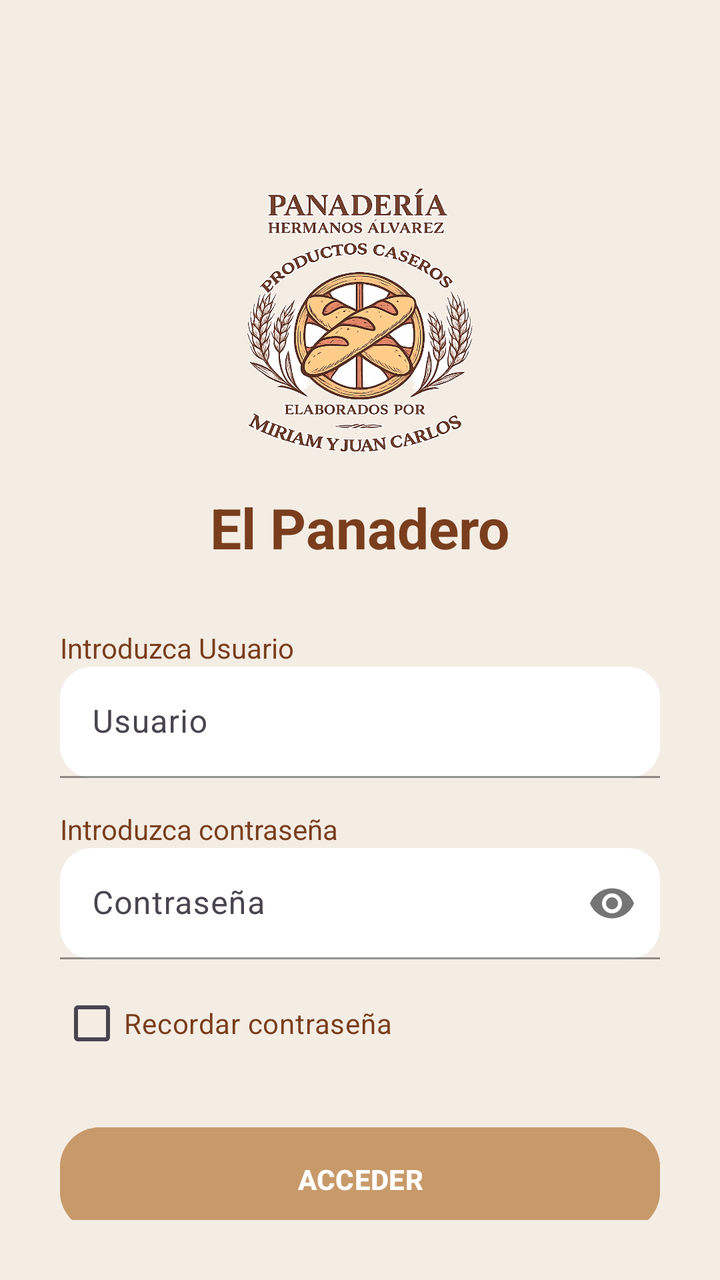
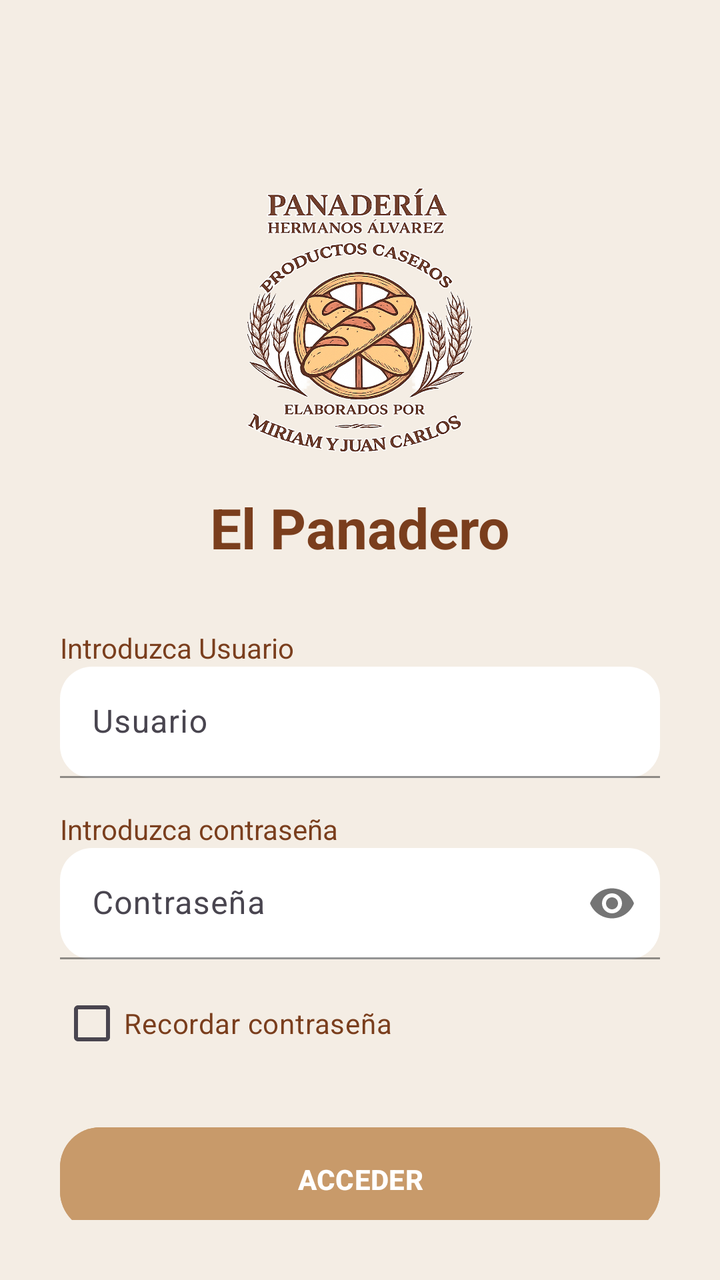

The first picture is an Android layout as it rendered before a commit; the second is the same layout after the commit. The layout source and the unified diff follow.
<!-- AndroidManifest.xml: application theme Theme.AppPanadero -->
<!-- res/layout/activity_login.xml -->
<?xml version="1.0" encoding="utf-8"?>
<LinearLayout xmlns:android="http://schemas.android.com/apk/res/android"
    xmlns:app="http://schemas.android.com/apk/res-auto"
    android:layout_width="match_parent"
    android:layout_height="match_parent"
    android:orientation="vertical"
    android:background="#F4EDE4"
    android:padding="30dp">
    <com.google.android.material.appbar.MaterialToolbar
        android:layout_width="match_parent"
        android:layout_height="wrap_content"
        android:background="#F4EDE4"
        android:minHeight="?attr/actionBarSize"
        app:title=""
        app:elevation="0dp"/>

    


    <ImageView
        android:layout_width="120dp"
        android:layout_height="135dp"
        android:layout_gravity="center"
        android:src="@drawable/logo_panadero" />


    
    <TextView
        android:layout_width="wrap_content"
        android:layout_height="wrap_content"
        android:text="El Panadero"
        android:textSize="28sp"
        android:textStyle="bold"
        android:textColor="#7A3E1D"
        android:layout_gravity="center"
        android:layout_marginTop="16dp"/>

    
    <TextView
        android:layout_width="wrap_content"
        android:layout_height="wrap_content"
        android:text="Introduzca Usuario"
        android:textColor="#7A3E1D"
        android:layout_marginTop="32dp"/>

    <com.google.android.material.textfield.TextInputLayout
        android:layout_width="match_parent"
        android:layout_height="wrap_content"
        app:boxBackgroundMode="filled"
        app:boxBackgroundColor="#FFFFFF"
        app:boxStrokeColor="#D2691E"
        app:boxCornerRadiusTopStart="16dp"
        app:boxCornerRadiusTopEnd="16dp"
        app:boxCornerRadiusBottomStart="16dp"
        app:boxCornerRadiusBottomEnd="16dp">

        <com.google.android.material.textfield.TextInputEditText
            android:layout_width="match_parent"
            android:layout_height="wrap_content"
            android:hint="Usuario"
            android:textColor="#000000"/>
    </com.google.android.material.textfield.TextInputLayout>

    
    <TextView
        android:layout_width="wrap_content"
        android:layout_height="wrap_content"
        android:text="Introduzca contraseña"
        android:textColor="#7A3E1D"
        android:layout_marginTop="16dp"/>

    <com.google.android.material.textfield.TextInputLayout
        android:layout_width="match_parent"
        android:layout_height="wrap_content"
        app:boxBackgroundMode="filled"
        app:boxBackgroundColor="#FFFFFF"
        app:boxStrokeColor="#D2691E"
        app:passwordToggleEnabled="true"
        app:boxCornerRadiusTopStart="16dp"
        app:boxCornerRadiusTopEnd="16dp"
        app:boxCornerRadiusBottomStart="16dp"
        app:boxCornerRadiusBottomEnd="16dp">

        <com.google.android.material.textfield.TextInputEditText
            android:layout_width="match_parent"
            android:layout_height="wrap_content"
            android:hint="Contraseña"
            android:inputType="textPassword"
            android:textColor="#000000"/>
    </com.google.android.material.textfield.TextInputLayout>

    
    <CheckBox
        android:layout_width="wrap_content"
        android:layout_height="wrap_content"
        android:text="Recordar contraseña"
        android:textColor="#7A3E1D"
        android:layout_marginTop="8dp"/>

    
    <com.google.android.material.button.MaterialButton
        android:layout_width="match_parent"
        android:layout_height="60dp"
        android:text="ACCEDER"
        android:textColor="#FFFFFF"
        android:textStyle="bold"
        android:layout_marginTop="24dp"
        android:backgroundTint="#C89A6A"
        app:cornerRadius="20dp"
        android:elevation="6dp"/>

    
    <com.google.android.material.button.MaterialButton
        android:layout_width="match_parent"
        android:layout_height="60dp"
        android:text="Iniciar con Google"
        android:textColor="#000000"
        android:layout_marginTop="16dp"
        app:cornerRadius="20dp"
        android:backgroundTint="#FFFFFF"
        app:icon="@drawable/ic_google"
        app:iconTint="@null"
        app:iconPadding="8dp"/>

    
    <TextView
        android:layout_width="wrap_content"
        android:layout_height="wrap_content"
        android:layout_gravity="center"
        android:layout_marginTop="20dp"
        android:linksClickable="true"
        android:text="¿No tienes cuenta? Regístrate"
        android:textColor="#7A3E1D" />

</LinearLayout>
<!-- resources referenced by this layout -->
<resources>
  <!-- drawable ic_google: png bitmap (drawable, 229522 bytes) -->
  <!-- drawable logo_panadero: png bitmap (drawable, 760709 bytes) -->
  <style name="Theme.AppPanadero" parent="Base.Theme.AppPanadero" />
  <style name="Base.Theme.AppPanadero" parent="Theme.Material3.DayNight.NoActionBar">
          
          
      </style>
</resources>

<!-- the commit's change to res/layout/activity_login.xml (unified diff, before → after) -->
@@ -3,22 +3,23 @@
     xmlns:app="http://schemas.android.com/apk/res-auto"
     android:layout_width="match_parent"
     android:layout_height="match_parent"
+    android:background="#F4EDE4"
     android:orientation="vertical"
-    android:background="#F4EDE4"
     android:padding="30dp">
+
     <com.google.android.material.appbar.MaterialToolbar
         android:layout_width="match_parent"
         android:layout_height="wrap_content"
         android:background="#F4EDE4"
         android:minHeight="?attr/actionBarSize"
-        app:title=""
-        app:elevation="0dp"/>
+        app:elevation="0dp"
+        app:title="" />
 
     
 
 
     <ImageView
-        android:layout_width="120dp"
+        android:layout_width="135dp"
         android:layout_height="135dp"
         android:layout_gravity="center"
         android:src="@drawable/logo_panadero" />
@@ -28,99 +29,99 @@
     <TextView
         android:layout_width="wrap_content"
         android:layout_height="wrap_content"
+        android:layout_gravity="center"
+        android:layout_marginTop="16dp"
         android:text="El Panadero"
+        android:textColor="#7A3E1D"
         android:textSize="28sp"
-        android:textStyle="bold"
-        android:textColor="#7A3E1D"
-        android:layout_gravity="center"
-        android:layout_marginTop="16dp"/>
+        android:textStyle="bold" />
 
     
     <TextView
         android:layout_width="wrap_content"
         android:layout_height="wrap_content"
+        android:layout_marginTop="32dp"
         android:text="Introduzca Usuario"
-        android:textColor="#7A3E1D"
-        android:layout_marginTop="32dp"/>
+        android:textColor="#7A3E1D" />
 
     <com.google.android.material.textfield.TextInputLayout
         android:layout_width="match_parent"
         android:layout_height="wrap_content"
+        app:boxBackgroundColor="#FFFFFF"
         app:boxBackgroundMode="filled"
-        app:boxBackgroundColor="#FFFFFF"
-        app:boxStrokeColor="#D2691E"
+        app:boxCornerRadiusBottomEnd="16dp"
+        app:boxCornerRadiusBottomStart="16dp"
+        app:boxCornerRadiusTopEnd="16dp"
         app:boxCornerRadiusTopStart="16dp"
-        app:boxCornerRadiusTopEnd="16dp"
-        app:boxCornerRadiusBottomStart="16dp"
-        app:boxCornerRadiusBottomEnd="16dp">
+        app:boxStrokeColor="#D2691E">
 
         <com.google.android.material.textfield.TextInputEditText
             android:layout_width="match_parent"
             android:layout_height="wrap_content"
             android:hint="Usuario"
-            android:textColor="#000000"/>
+            android:textColor="#000000" />
     </com.google.android.material.textfield.TextInputLayout>
 
     
     <TextView
         android:layout_width="wrap_content"
         android:layout_height="wrap_content"
+        android:layout_marginTop="16dp"
         android:text="Introduzca contraseña"
-        android:textColor="#7A3E1D"
-        android:layout_marginTop="16dp"/>
+        android:textColor="#7A3E1D" />
 
     <com.google.android.material.textfield.TextInputLayout
         android:layout_width="match_parent"
         android:layout_height="wrap_content"
+        app:boxBackgroundColor="#FFFFFF"
         app:boxBackgroundMode="filled"
-        app:boxBackgroundColor="#FFFFFF"
+        app:boxCornerRadiusBottomEnd="16dp"
+        app:boxCornerRadiusBottomStart="16dp"
+        app:boxCornerRadiusTopEnd="16dp"
+        app:boxCornerRadiusTopStart="16dp"
         app:boxStrokeColor="#D2691E"
-        app:passwordToggleEnabled="true"
-        app:boxCornerRadiusTopStart="16dp"
-        app:boxCornerRadiusTopEnd="16dp"
-        app:boxCornerRadiusBottomStart="16dp"
-        app:boxCornerRadiusBottomEnd="16dp">
+        app:passwordToggleEnabled="true">
 
         <com.google.android.material.textfield.TextInputEditText
             android:layout_width="match_parent"
             android:layout_height="wrap_content"
             android:hint="Contraseña"
             android:inputType="textPassword"
-            android:textColor="#000000"/>
+            android:textColor="#000000" />
     </com.google.android.material.textfield.TextInputLayout>
 
     
     <CheckBox
         android:layout_width="wrap_content"
         android:layout_height="wrap_content"
+        android:layout_marginTop="8dp"
         android:text="Recordar contraseña"
-        android:textColor="#7A3E1D"
-        android:layout_marginTop="8dp"/>
+        android:textColor="#7A3E1D" />
 
     
     <com.google.android.material.button.MaterialButton
         android:layout_width="match_parent"
         android:layout_height="60dp"
+        android:layout_marginTop="24dp"
+        android:backgroundTint="#C89A6A"
+        android:elevation="6dp"
         android:text="ACCEDER"
         android:textColor="#FFFFFF"
         android:textStyle="bold"
-        android:layout_marginTop="24dp"
-        android:backgroundTint="#C89A6A"
-        app:cornerRadius="20dp"
-        android:elevation="6dp"/>
+        app:cornerRadius="20dp" />
 
     
     <com.google.android.material.button.MaterialButton
         android:layout_width="match_parent"
         android:layout_height="60dp"
+        android:layout_marginTop="16dp"
+        android:backgroundTint="#FFFFFF"
         android:text="Iniciar con Google"
         android:textColor="#000000"
-        android:layout_marginTop="16dp"
         app:cornerRadius="20dp"
-        android:backgroundTint="#FFFFFF"
         app:icon="@drawable/ic_google"
-        app:iconTint="@null"
-        app:iconPadding="8dp"/>
+        app:iconPadding="8dp"
+        app:iconTint="@null" />
 
     
     <TextView
